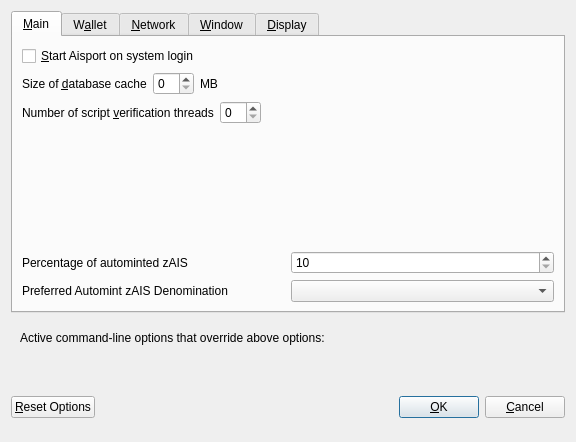
Above: src/qt/forms/optionsdialog.ui from MCLXI/TSC before the change. Below: the same form after it.
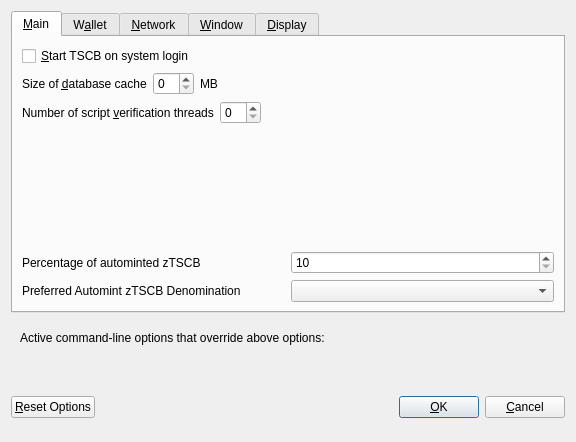
That is the form after the change. Custom widgets are drawn as their Qt base class.

```diff
--- a/src/qt/forms/optionsdialog.ui
+++ b/src/qt/forms/optionsdialog.ui
@@ -33,7 +33,7 @@
           <string>Automatically start Aisport after logging in to the system.</string>
          </property>
          <property name="text">
-          <string>&amp;Start Aisport on system login</string>
+          <string>&amp;Start TSCB on system login</string>
          </property>
         </widget>
        </item>
@@ -138,7 +138,7 @@
             <string>Percentage of incoming AIS which get automatically converted to zAIS via Zerocoin Protocol (min: 10%)</string>
            </property>
            <property name="text">
-            <string>Percentage of autominted zAIS</string>
+            <string>Percentage of autominted zTSCB</string>
            </property>
           </widget>
          </item>
@@ -171,7 +171,7 @@
             <string>Wait with automatic conversion to Zerocoin until enough AIS for this denomination is available</string>
            </property>
            <property name="text">
-            <string>Preferred Automint zAIS Denomination</string>
+            <string>Preferred Automint zTSCB Denomination</string>
            </property>
           </widget>
          </item>
```
Left out of the diff: 16 changed lines with no effect on the pictures.
